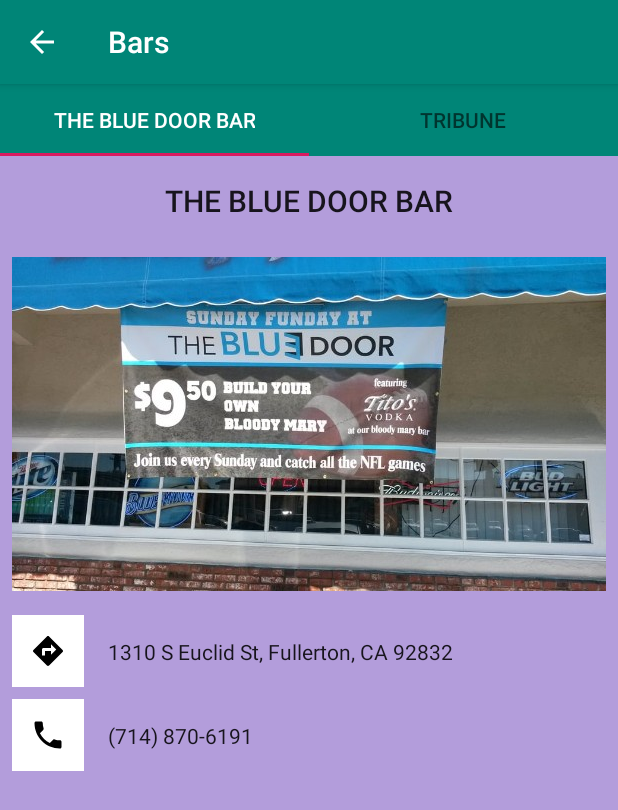
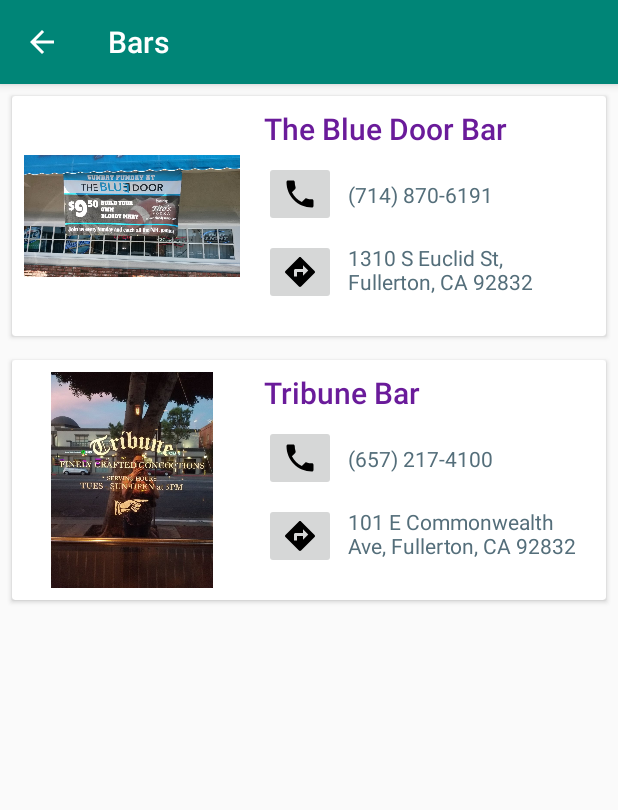
Before and after one commit to sijanr/TourFullerton, an Android app: the BarsActivity screen opened directly, with no data from a screen before it, on a phone screen of 412 x 824 dp. Shown: the top 810 px of the screen. Run offline under Robolectric (Android 15) with nearby library versions, the light colour scheme and no system bars.

Commit message:
Replace viewpager of the bars page with a recycler view

```diff
--- a/app/build.gradle
+++ b/app/build.gradle
@@ -14,6 +14,7 @@
         release {
             minifyEnabled false
             proguardFiles getDefaultProguardFile('proguard-android-optimize.txt'), 'proguard-rules.pro'
+            android.defaultConfig.vectorDrawables.useSupportLibrary = true
         }
     }
 }
--- a/app/src/main/java/com/example/android/tourfullerton/BarsActivity.java
+++ b/app/src/main/java/com/example/android/tourfullerton/BarsActivity.java
@@ -1,24 +1,34 @@
 package com.example.android.tourfullerton;
 
-import android.support.design.widget.TabLayout;
-import android.support.v4.app.FragmentPagerAdapter;
-import android.support.v4.view.ViewPager;
 import android.support.v7.app.AppCompatActivity;
 import android.os.Bundle;
+import android.support.v7.widget.LinearLayoutManager;
+import android.support.v7.widget.RecyclerView;
+
+import java.util.ArrayList;
 
 public class BarsActivity extends AppCompatActivity {
+
+    private RecyclerView mRecyclerView;
+    private SelectedItemListAdapter itemListAdapter;
+    private ArrayList<SelectedItem> selectedItemArrayList = new ArrayList<>();
 
     @Override
     protected void onCreate(Bundle savedInstanceState) {
         super.onCreate(savedInstanceState);
-        setContentView(R.layout.activity_bars);
+        setContentView(R.layout.activity_selected_list_main);
         getSupportActionBar().setTitle("Bars");
 
-        ViewPager viewPager = findViewById(R.id.viewpager_bars);
-        FragmentPagerAdapter pagerAdapter = new ViewPagerAdapter(getSupportFragmentManager());
-        viewPager.setAdapter(pagerAdapter);
+        //add lists of places with their corresponding information to be displayed in the recycler view
+        selectedItemArrayList.add(new SelectedItem(R.drawable.the_blue_door_bar, "The Blue Door Bar", getResources().getString(R.string.blue_door_bar_phone), getString(R.string.blue_door_bar_location)));
+        selectedItemArrayList.add(new SelectedItem(R.drawable.tribune_bar, "Tribune Bar", getString(R.string.tribune_phone), getString(R.string.tribune_location)));
 
-        TabLayout tabLayout = findViewById(R.id.tab_layout);
-        tabLayout.setupWithViewPager(viewPager);
+        //find the handle and set the adapter of the recycler view
+        mRecyclerView = findViewById(R.id.selected_item_recycler_view);
+        itemListAdapter = new SelectedItemListAdapter(this, selectedItemArrayList);
+        mRecyclerView.setAdapter(itemListAdapter);
+        mRecyclerView.setLayoutManager(new LinearLayoutManager(this));
+
+
     }
 }
--- a/app/src/main/java/com/example/android/tourfullerton/FirstBarFragment.java
+++ /dev/null
@@ -1,47 +0,0 @@
-package com.example.android.tourfullerton;
-
-
-import android.os.Bundle;
-import android.support.v4.app.Fragment;
-import android.view.LayoutInflater;
-import android.view.View;
-import android.view.ViewGroup;
-import android.widget.ImageView;
-import android.widget.TextView;
-
-import com.bumptech.glide.Glide;
-
-
-/**
- * A simple {@link Fragment} subclass.
- */
-public class FirstBarFragment extends Fragment {
-
-
-    public FirstBarFragment() {
-        // Required empty public constructor
-    }
-
-
-    @Override
-    public View onCreateView(LayoutInflater inflater, ViewGroup container,
-                             Bundle savedInstanceState) {
-        // Inflate the layout for this fragment
-        View itemView = inflater.inflate(R.layout.item_description_fragment, container, false);
-
-        TextView title = itemView.findViewById(R.id.item_title);
-        title.setText(getResources().getString(R.string.the_blue_door_bar));
-
-        ImageView image = itemView.findViewById(R.id.item_image);
-        Glide.with(itemView).load(R.drawable.the_blue_door_bar).into(image);
-
-        TextView phoneNumber = itemView.findViewById(R.id.item_phone);
-        phoneNumber.setText(getResources().getString(R.string.blue_door_bar_phone));
-
-        TextView location = itemView.findViewById(R.id.item_location);
-        location.setText(getResources().getString(R.string.blue_door_bar_location));
-
-        return itemView;
-    }
-
-}
--- a/app/src/main/java/com/example/android/tourfullerton/HomeListAdapter.java
+++ b/app/src/main/java/com/example/android/tourfullerton/HomeListAdapter.java
@@ -19,11 +19,11 @@
     private Context mContext;
     private OnItemClickListener listener;
 
-    public interface OnItemClickListener{
+    public interface OnItemClickListener {
         void onItemClick(int position);
     }
 
-    public void setItemClickListener(OnItemClickListener listener){
+    public void setItemClickListener(OnItemClickListener listener) {
         this.listener = listener;
     }
 
@@ -99,7 +99,7 @@
                 @Override
                 public void onClick(View view) {
                     int index = getAdapterPosition();
-                    if(index!= RecyclerView.NO_POSITION){
+                    if (index != RecyclerView.NO_POSITION) {
                         listener.onItemClick(index);
                     }
                 }
--- a/app/src/main/java/com/example/android/tourfullerton/MainActivity.java
+++ b/app/src/main/java/com/example/android/tourfullerton/MainActivity.java
@@ -31,11 +31,13 @@
         recyclerView.setLayoutManager(new LinearLayoutManager(this));
         recyclerView.setAdapter(viewAdapter);
 
+
+        //open up the activity related to the item clicked
         viewAdapter.setItemClickListener(new HomeListAdapter.OnItemClickListener() {
             @Override
             public void onItemClick(int position) {
-                if(position==0){
-                    Intent intent = new Intent(MainActivity.this,BarsActivity.class);
+                if (position == 0) {
+                    Intent intent = new Intent(MainActivity.this, BarsActivity.class);
                     startActivity(intent);
                 }
             }
--- a/app/src/main/java/com/example/android/tourfullerton/SecondBarFragment.java
+++ /dev/null
@@ -1,46 +0,0 @@
-package com.example.android.tourfullerton;
-
-
-import android.os.Bundle;
-import android.support.v4.app.Fragment;
-import android.view.LayoutInflater;
-import android.view.View;
-import android.view.ViewGroup;
-import android.widget.ImageView;
-import android.widget.TextView;
-
-import com.bumptech.glide.Glide;
-
-/**
- * A simple {@link Fragment} subclass.
- */
-public class SecondBarFragment extends Fragment {
-
-
-    public SecondBarFragment() {
-        // Required empty public constructor
-    }
-
-
-    @Override
-    public View onCreateView(LayoutInflater inflater, ViewGroup container,
-                             Bundle savedInstanceState) {
-        // Inflate the layout for this fragment
-        View itemView = inflater.inflate(R.layout.item_description_fragment, container, false);
-
-        TextView title = itemView.findViewById(R.id.item_title);
-        title.setText(getResources().getString(R.string.tribune_bar));
-
-        ImageView image = itemView.findViewById(R.id.item_image);
-        Glide.with(itemView).load(R.drawable.tribune_bar).into(image);
-
-        TextView phoneNumber = itemView.findViewById(R.id.item_phone);
-        phoneNumber.setText(getResources().getString(R.string.tribune_phone));
-
-        TextView location = itemView.findViewById(R.id.item_location);
-        location.setText(getResources().getString(R.string.tribune_location));
-
-        return itemView;
-    }
-
-}
--- /dev/null
+++ b/app/src/main/java/com/example/android/tourfullerton/SelectedItem.java
@@ -0,0 +1,44 @@
+package com.example.android.tourfullerton;
+
+
+/**
+ * Class that is used to add information about the places of a title from the main page
+ */
+public class SelectedItem {
+
+    //image id of the places
+    private int imageResourceID;
+
+    //name of the place
+    private String itemTitle;
+
+    //place's contact number
+    private String itemPhoneNumber;
+
+    //place's address
+    private String itemAddress;
+
+    //constructor to initialise the class fields
+    public SelectedItem(int imageResourceID, String itemTitle, String itemPhoneNumber, String itemAddress) {
+        this.imageResourceID = imageResourceID;
+        this.itemTitle = itemTitle;
+        this.itemPhoneNumber = itemPhoneNumber;
+        this.itemAddress = itemAddress;
+    }
+
+    public int getImageResourceID() {
+        return imageResourceID;
+    }
+
+    public String getItemTitle() {
+        return itemTitle;
+    }
+
+    public String getItemPhoneNumber() {
+        return itemPhoneNumber;
+    }
+
+    public String getItemAddress() {
+        return itemAddress;
+    }
+}
--- /dev/null
+++ b/app/src/main/java/com/example/android/tourfullerton/SelectedItemListAdapter.java
@@ -0,0 +1,70 @@
+package com.example.android.tourfullerton;
+
+import android.content.Context;
+import android.support.annotation.NonNull;
+import android.support.v7.widget.RecyclerView;
+import android.view.LayoutInflater;
+import android.view.View;
+import android.view.ViewGroup;
+import android.widget.ImageView;
+import android.widget.TextView;
+
+import java.util.ArrayList;
+
+public class SelectedItemListAdapter extends RecyclerView.Adapter<SelectedItemListAdapter.ItemsViewHolder> {
+
+    //array list of places
+    private ArrayList<SelectedItem> itemArrayList;
+
+    private LayoutInflater mLayoutInflater;
+
+    //initialize the layout inflater and list data
+    public SelectedItemListAdapter(Context context, ArrayList<SelectedItem> itemArrayList) {
+        this.itemArrayList = itemArrayList;
+        mLayoutInflater = LayoutInflater.from(context);
+    }
+
+
+    //view that holds a place information layout
+    class ItemsViewHolder extends RecyclerView.ViewHolder {
+        private ImageView itemImage;
+        private TextView itemTitle;
+        private TextView itemPhone;
+        private TextView itemLocation;
+
+        //constructor to get the views that need to be used to populate with the list data
+        public ItemsViewHolder(View itemView) {
+            super(itemView);
+            itemImage = itemView.findViewById(R.id.item_image);
+            itemTitle = itemView.findViewById(R.id.text_title);
+            itemPhone = itemView.findViewById(R.id.phone_text_view);
+            itemLocation = itemView.findViewById(R.id.location_text_view);
+        }
+    }
+
+
+    //inflate the layout to handle the view to display data appropriately
+    @NonNull
+    @Override
+    public SelectedItemListAdapter.ItemsViewHolder onCreateViewHolder(@NonNull ViewGroup viewGroup, int i) {
+        View itemView = mLayoutInflater.inflate(R.layout.activity_selected_list_template, viewGroup, false);
+        return new ItemsViewHolder(itemView);
+    }
+
+
+    //bind the data to the viewholder at the position
+    @Override
+    public void onBindViewHolder(@NonNull SelectedItemListAdapter.ItemsViewHolder itemsViewHolder, int i) {
+        itemsViewHolder.itemImage.setImageResource(itemArrayList.get(i).getImageResourceID());
+        itemsViewHolder.itemTitle.setText(itemArrayList.get(i).getItemTitle());
+        itemsViewHolder.itemPhone.setText(itemArrayList.get(i).getItemPhoneNumber());
+        itemsViewHolder.itemLocation.setText(itemArrayList.get(i).getItemAddress());
+
+    }
+
+    //get the total set of places
+    @Override
+    public int getItemCount() {
+        return itemArrayList.size();
+    }
+}
--- a/app/src/main/java/com/example/android/tourfullerton/ViewPagerAdapter.java
+++ /dev/null
@@ -1,46 +0,0 @@
-package com.example.android.tourfullerton;
-
-import android.support.annotation.Nullable;
-import android.support.v4.app.Fragment;
-import android.support.v4.app.FragmentManager;
-import android.support.v4.app.FragmentPagerAdapter;
-
-public class ViewPagerAdapter extends FragmentPagerAdapter {
-
-    private final int TOTAL_PAGE = 2;
-
-    public ViewPagerAdapter(FragmentManager fm) {
-        super(fm);
-    }
-
-    @Override
-    public Fragment getItem(int i) {
-        switch (i) {
-            case 0:
-                return new FirstBarFragment();
-
-            case 1:
-                return new SecondBarFragment();
-            default:
-                return null;
-        }
-    }
-
-    @Override
-    public int getCount() {
-        return TOTAL_PAGE;
-    }
-
-    @Nullable
-    @Override
-    public CharSequence getPageTitle(int position) {
-        switch (position) {
-            case 0:
-                return "THE BLUE DOOR BAR";
-            case 1:
-                return "TRIBUNE";
-            default:
-                return "Null";
-        }
-    }
-}
--- a/app/src/main/res/layout/activity_bars.xml
+++ /dev/null
@@ -1,25 +0,0 @@
-<?xml version="1.0" encoding="utf-8"?>
-<LinearLayout xmlns:android="http://schemas.android.com/apk/res/android"
-    xmlns:app="http://schemas.android.com/apk/res-auto"
-    xmlns:tools="http://schemas.android.com/tools"
-    android:layout_width="match_parent"
-    android:layout_height="match_parent"
-    android:orientation="vertical"
-    tools:context=".BarsActivity">
-
-    <android.support.design.widget.TabLayout
-        android:id="@+id/tab_layout"
-        android:layout_width="match_parent"
-        android:layout_height="wrap_content"
-        app:tabBackground="@color/colorPrimary"
-        app:tabMode="fixed"
-        app:tabSelectedTextColor="@android:color/white" />
-
-
-    <android.support.v4.view.ViewPager
-        android:id="@+id/viewpager_bars"
-        android:layout_width="match_parent"
-        android:layout_height="match_parent" />
-
-
-</LinearLayout>
--- /dev/null
+++ b/app/src/main/res/layout/activity_selected_list_main.xml
@@ -0,0 +1,11 @@
+<?xml version="1.0" encoding="utf-8"?>
+<LinearLayout xmlns:android="http://schemas.android.com/apk/res/android"
+    android:layout_width="match_parent"
+    android:layout_height="match_parent">
+
+    <android.support.v7.widget.RecyclerView
+        android:id="@+id/selected_item_recycler_view"
+        android:layout_width="match_parent"
+        android:layout_height="match_parent" />
+
+</LinearLayout>
--- /dev/null
+++ b/app/src/main/res/layout/activity_selected_list_template.xml
@@ -0,0 +1,96 @@
+<?xml version="1.0" encoding="utf-8"?>
+<android.support.v7.widget.CardView xmlns:android="http://schemas.android.com/apk/res/android"
+    xmlns:app="http://schemas.android.com/apk/res-auto"
+    xmlns:tools="http://schemas.android.com/tools"
+    android:layout_width="match_parent"
+    android:layout_height="wrap_content"
+    android:layout_margin="8dp"
+    android:orientation="vertical">
+
+
+    <android.support.constraint.ConstraintLayout
+        android:layout_width="match_parent"
+        android:layout_height="wrap_content">
+
+
+        <ImageView
+            android:id="@+id/item_image"
+            android:layout_width="144dp"
+            android:layout_height="144dp"
+            android:layout_marginStart="8dp"
+            android:layout_marginLeft="8dp"
+            android:layout_marginTop="8dp"
+            android:layout_marginBottom="8dp"
+            app:layout_constraintBottom_toBottomOf="parent"
+            app:layout_constraintStart_toStartOf="parent"
+            app:layout_constraintTop_toTopOf="parent" />
+
+        <TextView
+            android:id="@+id/text_title"
+            style="@style/TextAppearance.AppCompat.Title"
+            android:layout_width="wrap_content"
+            android:layout_height="wrap_content"
+            android:layout_marginStart="16dp"
+            android:layout_marginLeft="16dp"
+            android:layout_marginTop="8dp"
+            android:textColor="#6a1b9a"
+            app:layout_constraintStart_toEndOf="@+id/item_image"
+            app:layout_constraintTop_toTopOf="parent"
+            tools:text="@string/the_blue_door_bar" />
+
+        <ImageButton
+            android:id="@+id/phone_button"
+            android:layout_width="wrap_content"
+            android:layout_height="wrap_content"
+            android:layout_marginStart="16dp"
+            android:layout_marginLeft="16dp"
+            android:layout_marginTop="8dp"
+            app:layout_constraintStart_toEndOf="@+id/item_image"
+            app:layout_constraintTop_toBottomOf="@+id/text_title"
+            app:srcCompat="@drawable/ic_phone_black_24dp" />
+
+        <TextView
+            android:id="@+id/phone_text_view"
+            style="@style/TextAppearance.AppCompat.Body1"
+            android:layout_width="wrap_content"
+            android:layout_height="wrap_content"
+            android:layout_marginStart="8dp"
+            android:layout_marginLeft="8dp"
+            android:textColor="#546e7a"
+            app:layout_constraintBottom_toBottomOf="@+id/phone_button"
+            app:layout_constraintStart_toEndOf="@+id/phone_button"
+            app:layout_constraintTop_toTopOf="@+id/phone_button"
+            tools:text="@string/blue_door_bar_phone" />
+
+        <ImageButton
+            android:id="@+id/location_button"
+            android:layout_width="wrap_content"
+            android:layout_height="wrap_content"
+            android:layout_marginStart="16dp"
+            android:layout_marginLeft="16dp"
+            android:layout_marginTop="8dp"
+            app:layout_constraintStart_toEndOf="@+id/item_image"
+            app:layout_constraintTop_toBottomOf="@+id/phone_button"
+            app:srcCompat="@drawable/ic_directions_black_24dp" />
+
+        <TextView
+            android:id="@+id/location_text_view"
+            style="@style/TextAppearance.AppCompat.Body1"
+            android:layout_width="0dp"
+            android:layout_height="wrap_content"
+            android:layout_marginStart="8dp"
+            android:layout_marginLeft="8dp"
+            android:layout_marginEnd="8dp"
+            android:layout_marginRight="8dp"
+            android:textColor="#546e7a"
+            app:layout_constraintBottom_toBottomOf="@+id/location_button"
+            app:layout_constraintEnd_toEndOf="parent"
+            app:layout_constraintHorizontal_bias="0.08"
+            app:layout_constraintStart_toEndOf="@+id/location_button"
+            app:layout_constraintTop_toTopOf="@+id/location_button"
+            app:layout_constraintVertical_bias="0.32"
+            tools:text="@string/blue_door_bar_location" />
+    </android.support.constraint.ConstraintLayout>
+
+
+</android.support.v7.widget.CardView>
--- a/app/src/main/res/layout/item_description_fragment.xml
+++ /dev/null
@@ -1,104 +0,0 @@
-<?xml version="1.0" encoding="utf-8"?>
-
-<ScrollView xmlns:android="http://schemas.android.com/apk/res/android"
-    xmlns:app="http://schemas.android.com/apk/res-auto"
-    xmlns:tools="http://schemas.android.com/tools"
-    android:layout_width="match_parent"
-    android:layout_height="match_parent"
-    android:background="#B39DDB"
-    tools:context=".FirstBarFragment">
-
-
-    <android.support.constraint.ConstraintLayout
-        android:layout_width="match_parent"
-        android:layout_height="wrap_content"
-        android:paddingBottom="4dp">
-
-
-        <ImageView
-            android:id="@+id/item_image"
-            android:layout_width="0dp"
-            android:layout_height="wrap_content"
-            android:layout_marginStart="8dp"
-            android:layout_marginLeft="8dp"
-            android:layout_marginTop="24dp"
-            android:layout_marginEnd="8dp"
-            android:layout_marginRight="8dp"
-            android:adjustViewBounds="true"
-            app:layout_constraintEnd_toEndOf="parent"
-            app:layout_constraintHorizontal_bias="1.0"
-            app:layout_constraintStart_toStartOf="parent"
-            app:layout_constraintTop_toBottomOf="@+id/item_title"
-            tools:src="@tools:sample/backgrounds/scenic[3]" />
-
-        <TextView
-            android:id="@+id/item_title"
-            style="@style/TextAppearance.AppCompat.Title"
-            android:layout_width="wrap_content"
-            android:layout_height="wrap_content"
-            android:layout_marginStart="8dp"
-            android:layout_marginLeft="8dp"
-            android:layout_marginTop="16dp"
-            android:layout_marginEnd="8dp"
-            android:layout_marginRight="8dp"
-            android:textAllCaps="true"
-            app:layout_constraintEnd_toEndOf="parent"
-            app:layout_constraintStart_toStartOf="parent"
-            app:layout_constraintTop_toTopOf="parent" />
-
-        <ImageButton
-            android:id="@+id/item_direction_image"
-            android:layout_width="48dp"
-            android:layout_height="48dp"
-            android:layout_marginStart="8dp"
-            android:layout_marginLeft="8dp"
-            android:layout_marginTop="16dp"
-            android:background="@android:color/white"
-            android:src="@drawable/ic_directions_black_24dp"
-            app:layout_constraintEnd_toStartOf="@+id/item_location"
-            app:layout_constraintHorizontal_bias="0.5"
-            app:layout_constraintStart_toStartOf="parent"
-            app:layout_constraintTop_toBottomOf="@+id/item_image" />
-
-        <TextView
-            android:id="@+id/item_location"
-            style="@style/TextAppearance.AppCompat.Body1"
-            android:layout_width="wrap_content"
-            android:layout_height="wrap_content"
-            android:layout_marginStart="16dp"
-            android:layout_marginLeft="16dp"
-            android:text="TextView"
-            app:layout_constraintBottom_toBottomOf="@+id/item_direction_image"
-            app:layout_constraintStart_toEndOf="@+id/item_direction_image"
-            app:layout_constraintTop_toTopOf="@+id/item_direction_image" />
-
-        <ImageButton
-            android:id="@+id/item_phone_image"
-            android:layout_width="48dp"
-            android:layout_height="48dp"
-            android:layout_marginStart="8dp"
-            android:layout_marginLeft="8dp"
-            android:layout_marginTop="8dp"
-            android:background="@android:color/white"
-            android:src="@drawable/ic_phone_black_24dp"
-            app:layout_constraintEnd_toStartOf="@+id/item_phone"
-            app:layout_constraintHorizontal_bias="0.5"
-            app:layout_constraintStart_toStartOf="parent"
-            app:layout_constraintTop_toBottomOf="@+id/item_direction_image" />
-
-        <TextView
-            android:id="@+id/item_phone"
-            style="@style/TextAppearance.AppCompat.Body1"
-            android:layout_width="wrap_content"
-            android:layout_height="wrap_content"
-            android:layout_marginStart="16dp"
-            android:layout_marginLeft="16dp"
-            android:text="TextView"
-            app:layout_constraintBottom_toBottomOf="@+id/item_phone_image"
-            app:layout_constraintStart_toEndOf="@+id/item_phone_image"
-            app:layout_constraintTop_toTopOf="@+id/item_phone_image" />
-
-    </android.support.constraint.ConstraintLayout>
-
-
-</ScrollView>
```
Also changed, not shown: app/src/main/java/com/example/android/tourfullerton/HomeList.java (+10 -5 lines).
